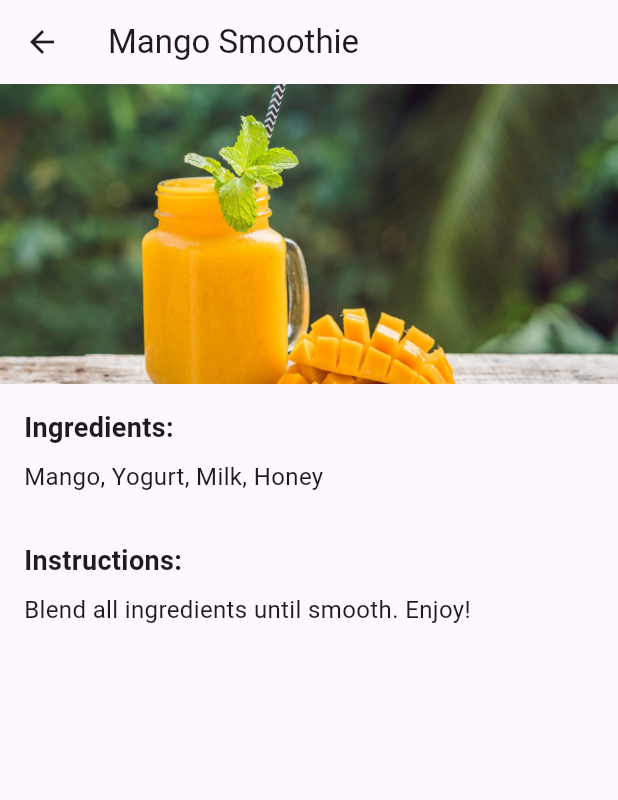
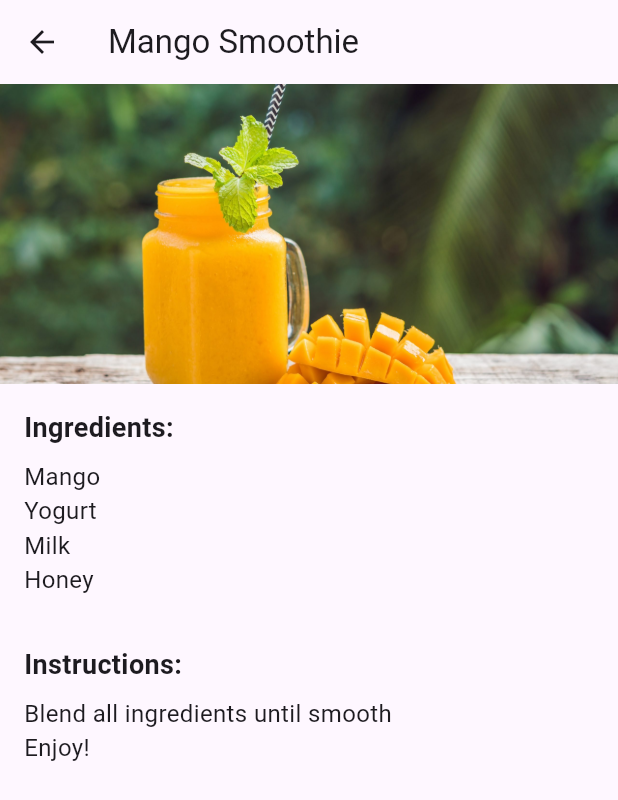
Before and after one commit to PaulJkr/World-of-Culinary, a Flutter app: the DrinksScreen screen opened directly, after a tap on "Mango Smoothie", on a phone screen of 412 x 824 dp. Shown: the top 800 px of the screen. Run offline on Flutter 3.47's test engine with Material 3 defaults, Android fonts, the light colour scheme and no system bars; our stand-ins replace curved_navigation_bar, get.

Commit message:
drinks config

```diff
--- a/lib/views/drinks.dart
+++ b/lib/views/drinks.dart
@@ -5,7 +5,7 @@
 }
 
 class MyRecipeApp extends StatelessWidget {
-  const MyRecipeApp({super.key});
+  const MyRecipeApp({Key? key});
 
   @override
   Widget build(BuildContext context) {
@@ -36,7 +36,7 @@
     },
   ];
 
-  DrinksScreen({super.key});
+  DrinksScreen({Key? key});
 
   @override
   Widget build(BuildContext context) {
@@ -65,12 +65,13 @@
   final String ingredients;
   final String instructions;
 
-  const DrinksCard(
-      {super.key,
+  const DrinksCard({
+    Key? key,
     required this.title,
     required this.image,
     required this.ingredients,
-      required this.instructions});
+    required this.instructions,
+  });
 
   @override
   Widget build(BuildContext context) {
@@ -121,15 +122,19 @@
   final String ingredients;
   final String instructions;
 
-  const RecipePage(
-      {super.key,
+  const RecipePage({
+    Key? key,
     required this.title,
     required this.image,
     required this.ingredients,
-      required this.instructions});
+    required this.instructions,
+  });
 
   @override
   Widget build(BuildContext context) {
+    List<String> ingredientList = ingredients.split(', ');
+    List<String> instructionList = instructions.split('. ');
+
     return Scaffold(
       appBar: AppBar(
         title: Text(title),
@@ -143,14 +148,14 @@
             height: 200.0,
             fit: BoxFit.cover,
           ),
-          _buildSection('Ingredients:', ingredients),
-          _buildSection('Instructions:', instructions),
+          _buildSection('Ingredients:', ingredientList),
+          _buildSection('Instructions:', instructionList),
         ],
       ),
     );
   }
 
-  Widget _buildSection(String title, String content) {
+  Widget _buildSection(String title, List<String> contentList) {
     return Padding(
       padding: const EdgeInsets.all(16.0),
       child: Column(
@@ -164,9 +169,14 @@
             ),
           ),
           const SizedBox(height: 8.0),
-          Text(
-            content,
+          Column(
+            crossAxisAlignment: CrossAxisAlignment.start,
+            children: contentList.map((content) {
+              return Text(
+                content.trim(),
                 style: const TextStyle(fontSize: 16.0),
+              );
+            }).toList(),
           ),
         ],
       ),
```
Lines whose indentation alone changed are shown as unchanged.
